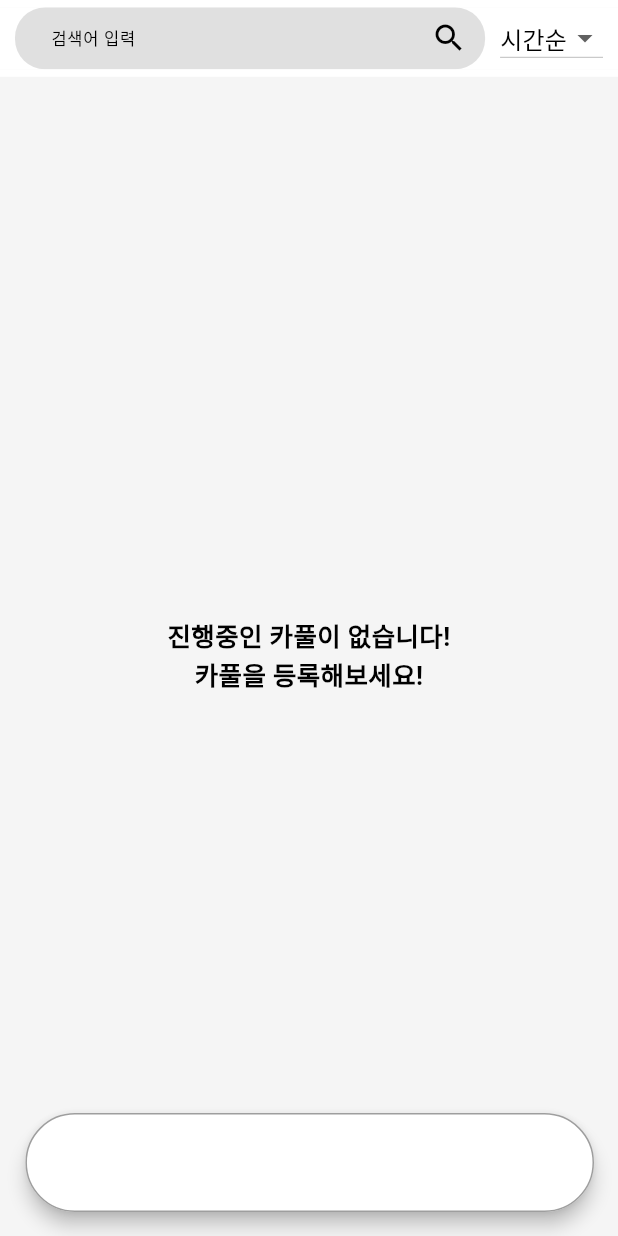
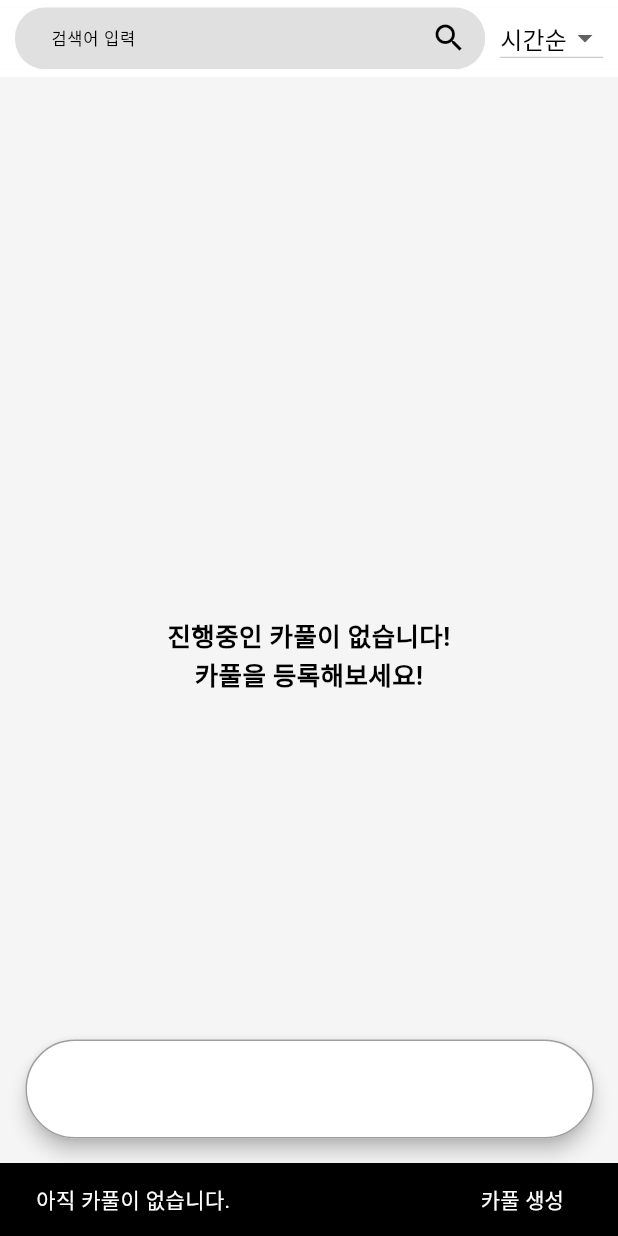
Before and after one commit to OBJECT-INHATC/INHA_CARPOOL_APP, a Flutter app: the Home screen opened directly, after a tap on "아직 시작되는 카풀이 없습니다.", on a phone screen of 412 x 824 dp. Run offline on Flutter 3.47's test engine with Material 2 defaults, Android fonts, the phone set to English and light mode, and no system bars; our stand-ins replace cloud_firestore, easy_localization, eva_icons_flutter, firebase_auth, firebase_core, firebase_messaging and 16 more; missing offline and left inert: app_settings, nav; accounts and stored records are empty; statements that could not run were skipped.

Commit message:
feat(home):카풀이 없을 시 하단 버튼 스넥바 구현
-카풀이 없을 시 하단 버튼 스넥바 구현

```diff
--- a/inha_carpool/lib/screen/main/tab/home/f_home.dart
+++ b/inha_carpool/lib/screen/main/tab/home/f_home.dart
@@ -92,7 +92,21 @@ class _HomeState extends State<Home> {
         ),
       );
     } else {
-      // Handle the case where no carpools are available
+     SnackBar snackBar = SnackBar(
+        content: Text('아직 카풀이 없습니다.'),
+        action: SnackBarAction(
+          label: '카풀 생성',
+          onPressed: () {
+            Navigator.push(
+              Nav.globalContext,
+              MaterialPageRoute(
+                builder: (context) => RecruitPage(),
+              ),
+            );
+          },
+        ),
+      );
+      ScaffoldMessenger.of(context).showSnackBar(snackBar);
     }
   }
 
```
